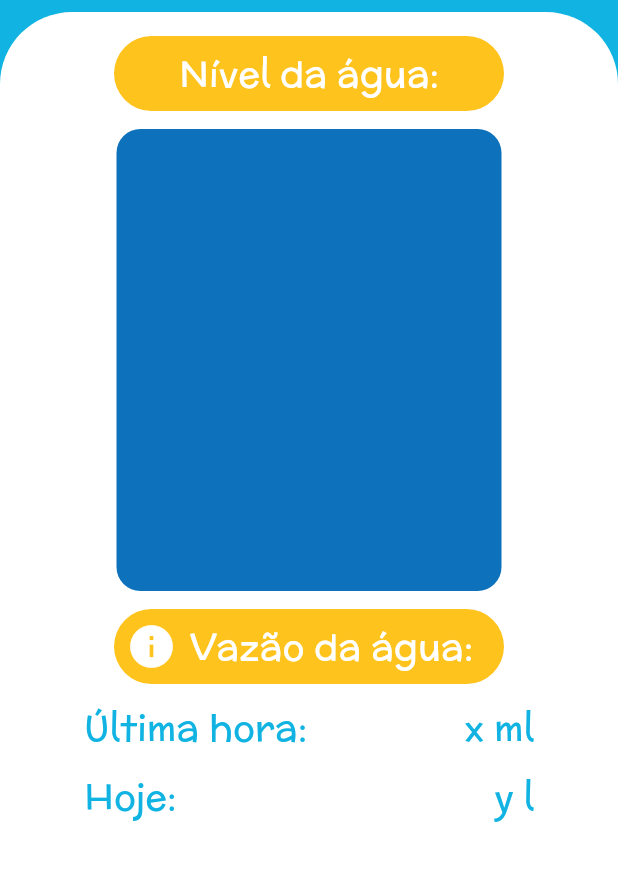
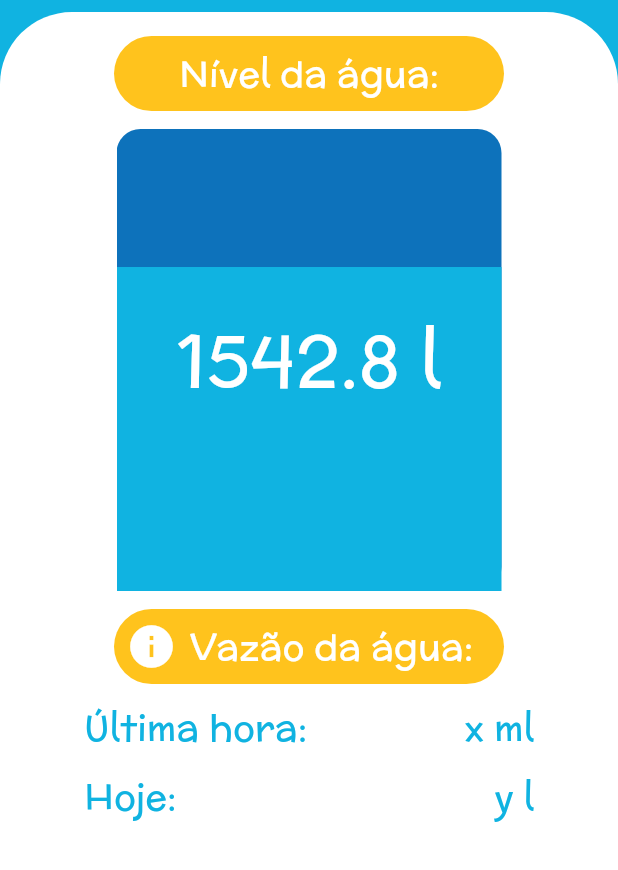
Before and after one commit to LobsLAF/waterwall, a Flutter app: the screen it shows after launch, on a phone screen of 412 x 824 dp, the part 366-1236 px from its top. Run offline on Flutter 3.47's test engine with Material 3 defaults, Android fonts, the phone set to English and light mode, and no system bars.

Commit message:
WaterTank preenchido
A variável currentVolume controla aquantidade de agua no tanque. Ainda não tem o gif animado, nem a mascara de widget para esconder as bordinhas

```diff
--- a/lib/Data/color_data.dart
+++ b/lib/Data/layout_data.dart
@@ -1,8 +1,12 @@
 import 'package:flutter/material.dart';
 
-class ColorData {
+class LayoutData {
   static const Color white = Colors.white;
   static const Color blue = Color.fromARGB(255, 16, 179, 225);
   static const Color darkBlue = Color.fromARGB(255, 13, 114, 187);
   static const Color yellow = Color.fromARGB(255, 255, 195, 29);
+
+  static const double drawerBorderRadius = 48;
+  static double tankHeight = 10;
+  static double tankWidth = 10;
 }
--- /dev/null
+++ b/lib/Layout/Elements/water_tank.dart
@@ -0,0 +1,56 @@
+import 'package:flutter/material.dart';
+import 'package:waterwall/Data/layout_data.dart';
+
+class WaterTank extends StatelessWidget {
+  WaterTank({
+    super.key,
+  });
+
+  final double maxVolume = 2200;
+  late double currentVolume = 1542.8;
+
+  @override
+  Widget build(BuildContext context) {
+    return Expanded(
+      child: AspectRatio(
+        aspectRatio: 5 / 6,
+        child: LayoutBuilder(
+          builder: (context, constraints) {
+            LayoutData.tankHeight = constraints.maxHeight;
+
+            LayoutData.tankWidth = constraints.maxWidth;
+
+            return Stack(
+              children: [
+                Container(
+                  decoration: BoxDecoration(
+                    color: LayoutData.darkBlue,
+                    borderRadius: BorderRadius.circular(
+                        LayoutData.drawerBorderRadius / 3),
+                  ),
+                ),
+                Positioned(
+                  top: constraints.maxHeight -
+                      (constraints.maxHeight * currentVolume / maxVolume),
+                  child: Container(
+                    height: LayoutData.tankHeight,
+                    width: LayoutData.tankWidth,
+                    decoration: const BoxDecoration(color: LayoutData.blue),
+                  ),
+                ),
+                Center(
+                  child: Text(
+                    "${currentVolume.toStringAsFixed(1)} l",
+                    style: TextStyle(
+                      fontSize: 32 * constraints.maxHeight / 200
+                    ),
+                  ),
+                )
+              ],
+            );
+          },
+        ),
+      ),
+    );
+  }
+}
--- a/lib/Layout/Screens/app_screen_h.dart
+++ b/lib/Layout/Screens/app_screen_h.dart
@@ -1,5 +1,6 @@
 import 'package:flutter/material.dart';
-import 'package:waterwall/Data/color_data.dart';
+import 'package:waterwall/Data/layout_data.dart';
+import 'package:waterwall/Layout/Elements/water_tank.dart';
 
 class AppScreenH extends StatelessWidget {
   const AppScreenH({
@@ -11,9 +12,9 @@ class AppScreenH extends StatelessWidget {
   @override
   Widget build(BuildContext context) {
     return IconTheme(
-      data: const IconThemeData(color: ColorData.white),
+      data: const IconThemeData(color: LayoutData.white),
       child: Scaffold(
-        backgroundColor: ColorData.blue,
+        backgroundColor: LayoutData.blue,
         body: DefaultTextStyle.merge(
           style: const TextStyle(
             fontFamily: 'mclaren',
@@ -63,24 +64,14 @@ class AppScreenH extends StatelessWidget {
                                 height: 50,
                                 width: 260,
                                 decoration: BoxDecoration(
-                                    color: ColorData.yellow,
+                                    color: LayoutData.yellow,
                                     borderRadius: BorderRadius.circular(2000)),
                                 child: const Center(
                                   child: Text("Nível da água:"),
                                 ),
                               ),
                             ),
-                            Expanded(
-                              child: AspectRatio(
-                                aspectRatio: 5 / 6,
-                                child: Container(
-                                  decoration: BoxDecoration(
-                                      color: ColorData.darkBlue,
-                                      borderRadius: BorderRadius.circular(
-                                          drawerBorderRadius / 3)),
-                                ),
-                              ),
-                            ),
+                            WaterTank(),
                             Padding(
                               padding: const EdgeInsets.all(
                                 12,
@@ -89,7 +80,7 @@ class AppScreenH extends StatelessWidget {
                                 height: 50,
                                 width: 260,
                                 decoration: BoxDecoration(
-                                    color: ColorData.yellow,
+                                    color: LayoutData.yellow,
                                     borderRadius: BorderRadius.circular(2000)),
                                 child: Row(
                                   mainAxisAlignment: MainAxisAlignment.start,
@@ -124,13 +115,13 @@ class AppScreenH extends StatelessWidget {
                                           Text(
                                             "Última hora:",
                                             style: TextStyle(
-                                              color: ColorData.blue,
+                                              color: LayoutData.blue,
                                             ),
                                           ),
                                           Text(
                                             "Hoje:",
                                             style: TextStyle(
-                                              color: ColorData.blue,
+                                              color: LayoutData.blue,
                                             ),
                                           )
                                         ],
@@ -145,13 +136,13 @@ class AppScreenH extends StatelessWidget {
                                           Text(
                                             "x ml",
                                             style: TextStyle(
-                                              color: ColorData.blue,
+                                              color: LayoutData.blue,
                                             ),
                                           ),
                                           Text(
                                             "y l",
                                             style: TextStyle(
-                                              color: ColorData.blue,
+                                              color: LayoutData.blue,
                                             ),
                                           )
                                         ],
--- a/lib/Layout/Screens/app_screen_v.dart
+++ b/lib/Layout/Screens/app_screen_v.dart
@@ -1,19 +1,18 @@
 import 'package:flutter/material.dart';
-import 'package:waterwall/Data/color_data.dart';
+import 'package:waterwall/Data/layout_data.dart';
+import '../Elements/water_tank.dart';
 
 class AppScreenV extends StatelessWidget {
   const AppScreenV({
     super.key,
   });
 
-  static const double drawerBorderRadius = 48;
-
   @override
   Widget build(BuildContext context) {
     return IconTheme(
-      data: const IconThemeData(color: ColorData.white),
+      data: const IconThemeData(color: LayoutData.white),
       child: Scaffold(
-        backgroundColor: ColorData.blue,
+        backgroundColor: LayoutData.blue,
         body: DefaultTextStyle.merge(
           style: const TextStyle(
             fontFamily: 'mclaren',
@@ -43,8 +42,8 @@ class AppScreenV extends StatelessWidget {
                     decoration: const BoxDecoration(
                       color: Colors.white,
                       borderRadius: BorderRadius.only(
-                        topLeft: Radius.circular(drawerBorderRadius),
-                        topRight: Radius.circular(drawerBorderRadius),
+                        topLeft: Radius.circular(LayoutData.drawerBorderRadius),
+                        topRight: Radius.circular(LayoutData.drawerBorderRadius),
                       ),
                     ),
                     child: Column(
@@ -52,30 +51,20 @@ class AppScreenV extends StatelessWidget {
                       children: [
                         Padding(
                           padding: const EdgeInsets.only(
-                              top: AppScreenV.drawerBorderRadius / 3,
+                              top: LayoutData.drawerBorderRadius / 3,
                               bottom: 12),
                           child: Container(
                             height: 50,
                             width: 260,
                             decoration: BoxDecoration(
-                                color: ColorData.yellow,
+                                color: LayoutData.yellow,
                                 borderRadius: BorderRadius.circular(2000)),
                             child: const Center(
                               child: Text("Nível da água:"),
                             ),
                           ),
                         ),
-                        Expanded(
-                          child: AspectRatio(
-                            aspectRatio: 5 / 6,
-                            child: Container(
-                              decoration: BoxDecoration(
-                                  color: ColorData.darkBlue,
-                                  borderRadius: BorderRadius.circular(
-                                      drawerBorderRadius / 3)),
-                            ),
-                          ),
-                        ),
+                        WaterTank(),
                         Padding(
                           padding: const EdgeInsets.all(
                             12,
@@ -84,7 +73,7 @@ class AppScreenV extends StatelessWidget {
                             height: 50,
                             width: 260,
                             decoration: BoxDecoration(
-                                color: ColorData.yellow,
+                                color: LayoutData.yellow,
                                 borderRadius: BorderRadius.circular(2000)),
                             child: Row(
                               mainAxisAlignment: MainAxisAlignment.start,
@@ -119,13 +108,13 @@ class AppScreenV extends StatelessWidget {
                                       Text(
                                         "Última hora:",
                                         style: TextStyle(
-                                          color: ColorData.blue,
+                                          color: LayoutData.blue,
                                         ),
                                       ),
                                       Text(
                                         "Hoje:",
                                         style: TextStyle(
-                                          color: ColorData.blue,
+                                          color: LayoutData.blue,
                                         ),
                                       )
                                     ],
@@ -140,13 +129,13 @@ class AppScreenV extends StatelessWidget {
                                       Text(
                                         "x ml",
                                         style: TextStyle(
-                                          color: ColorData.blue,
+                                          color: LayoutData.blue,
                                         ),
                                       ),
                                       Text(
                                         "y l",
                                         style: TextStyle(
-                                          color: ColorData.blue,
+                                          color: LayoutData.blue,
                                         ),
                                       )
                                     ],
```
